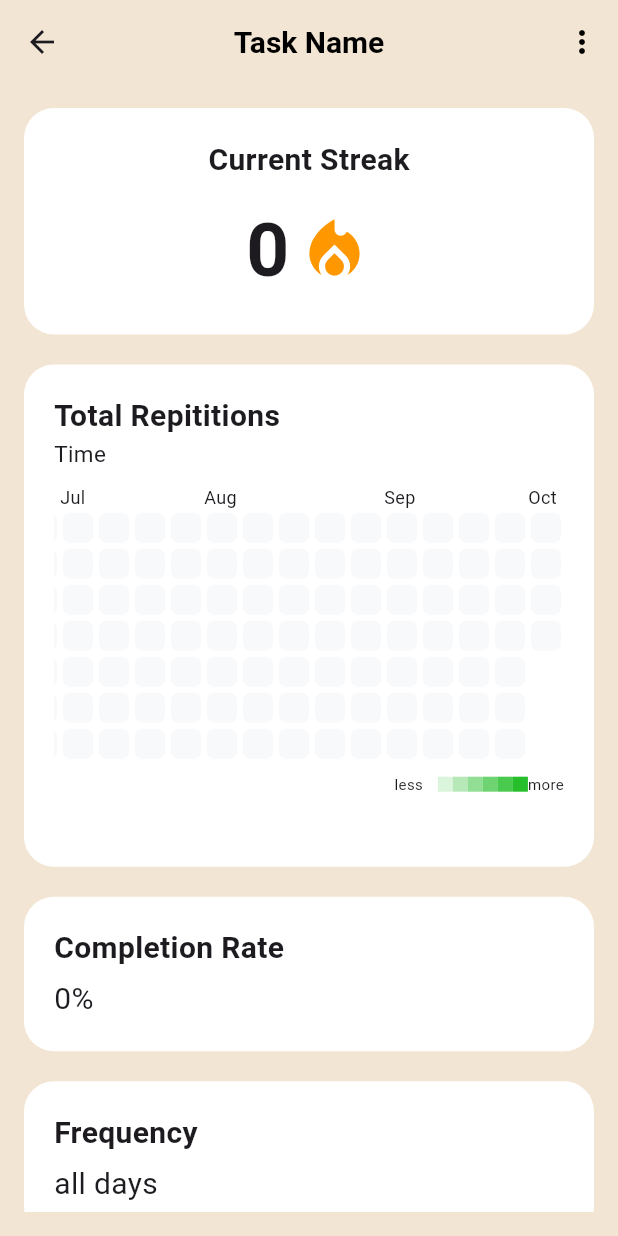
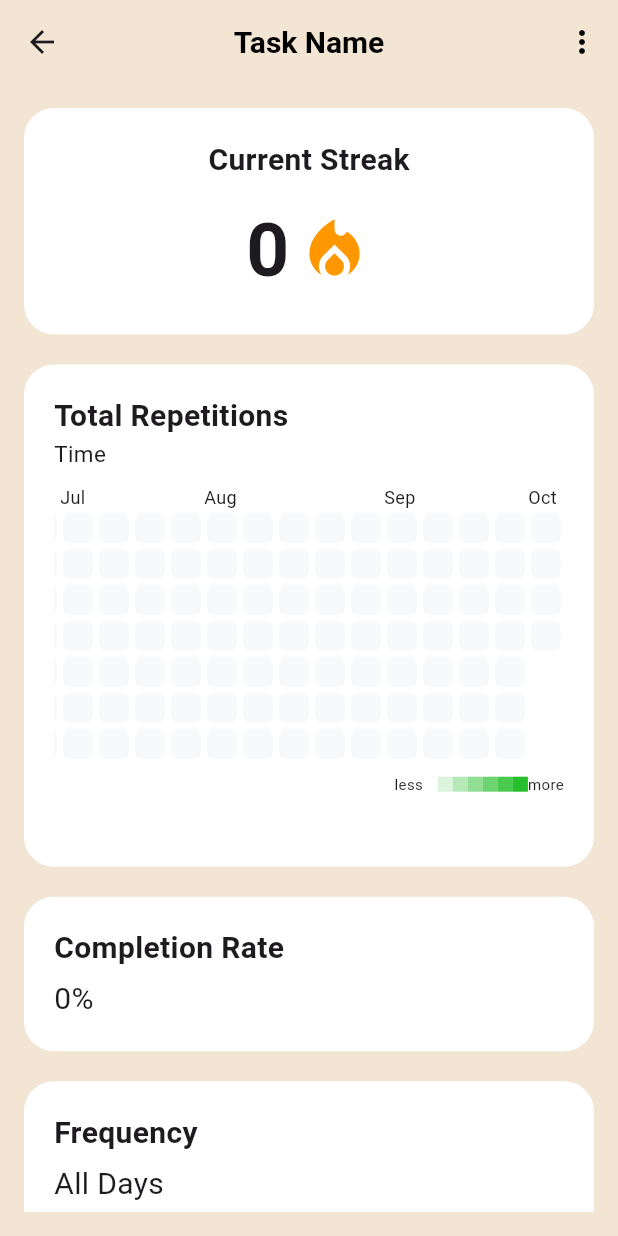
Before and after one commit to nahian00777/Streak-Push, a Flutter app: the TaskPage screen opened directly, on a phone screen of 412 x 824 dp. Run offline on Flutter 3.47's test engine with Material 3 defaults, Android fonts, the phone set to English and light mode, and no system bars; drawn by our look-alikes of flutter_heatmap_calendar; our stand-ins replace emoji_picker_flutter, get; Roboto replaces fonts that are missing (Times New Roman).

Commit message:
minor tweaks

```diff
--- a/lib/main.dart
+++ b/lib/main.dart
@@ -4,8 +4,12 @@ import 'package:get/get_navigation/src/root/get_material_app.dart';
 import 'package:streak_push/controller/animation_controller.dart';
 import 'package:streak_push/screens/wrapper/main_wrapper.dart';
 
+import 'controller/create_habit_controller.dart';
+
 void main() {
   Get.put(AnimeController());
+  Get.put(MainWrapperController());
+  Get.put(CreateHabitController());
   runApp(MyApp());
 }
 
@@ -22,7 +26,6 @@ class MyApp extends StatelessWidget {
         useMaterial3: true,
       ),
       home: MainWrapper(),
-
     );
   }
 }
--- a/lib/screens/pages/create_custom_habit_page.dart
+++ b/lib/screens/pages/create_custom_habit_page.dart
@@ -307,6 +307,7 @@ class CreateNewHabitPage extends GetView<CreateHabitController> {
                         child: ElevatedButton(
                           onPressed: () {
                             // Pushing Data to the Database
+                            controller.reset();
                             Get.offAll(MyHomePage());
                           },
                           style: ElevatedButton.styleFrom(
--- a/lib/screens/pages/task_page.dart
+++ b/lib/screens/pages/task_page.dart
@@ -10,7 +10,8 @@ class TaskPage extends StatelessWidget {
   @override
   Widget build(BuildContext context) {
     String taskName = "Task Name";
-    int streakDays = 0;
+    int streakDays = 0; // Ideally, this should come from a reactive variable or a state management solution
+
     return Scaffold(
       backgroundColor: primaryColor,
       appBar: AppBar(
@@ -73,8 +74,27 @@ class TaskPage extends StatelessWidget {
         padding: const EdgeInsets.all(16.0),
         child: ListView(
           children: [
-            // Steak Container
-            Container(
+            _buildStreakContainer(streakDays),
+            SizedBox(height: 20),
+            _buildTotalRepetitions(),
+            SizedBox(height: 20),
+            _buildCompletionRate(),
+            SizedBox(height: 20),
+            _buildFrequency(),
+            SizedBox(height: 20),
+            _buildReminder(),
+            SizedBox(height: 20),
+            _buildHabitCreatedOn(),
+            SizedBox(height: 20),
+          ],
+        ),
+      ),
+    );
+  }
+
+  // Widget to build the Current Streak section
+  Widget _buildStreakContainer(int streakDays) {
+    return Container(
       decoration: BoxDecoration(
         color: Colors.white,
         borderRadius: BorderRadius.circular(20),
@@ -102,16 +122,17 @@ class TaskPage extends StatelessWidget {
                 ),
               ),
               SizedBox(width: 5),
-                      Icon(Icons.local_fire_department,
-                          size: 50, color: Colors.orange),
+              Icon(Icons.local_fire_department, size: 50, color: Colors.orange),
             ],
           ),
         ],
       ),
-            ),
-            SizedBox(height: 20),
-            // Total Repititions
-            Container(
+    );
+  }
+
+  // Widget to build Total Repetitions section
+  Widget _buildTotalRepetitions() {
+    return Container(
       decoration: BoxDecoration(
         color: Colors.white,
         borderRadius: BorderRadius.circular(20),
@@ -121,7 +142,7 @@ class TaskPage extends StatelessWidget {
         crossAxisAlignment: CrossAxisAlignment.start,
         children: [
           Text(
-                    'Total Repititions',
+            'Total Repetitions',
             style: TextStyle(
               fontSize: 20,
               fontWeight: FontWeight.bold,
@@ -138,10 +159,12 @@ class TaskPage extends StatelessWidget {
           SizedBox(height: 20),
         ],
       ),
-            ),
-            SizedBox(height: 20),
-            // Completion Rate
-            Container(
+    );
+  }
+
+  // Widget to build Completion Rate section
+  Widget _buildCompletionRate() {
+    return Container(
       decoration: BoxDecoration(
         color: Colors.white,
         borderRadius: BorderRadius.circular(20),
@@ -166,10 +189,12 @@ class TaskPage extends StatelessWidget {
           ),
         ],
       ),
-            ),
-            SizedBox(height: 20),
-            // Frequency
-            Container(
+    );
+  }
+
+  // Widget to build Frequency section
+  Widget _buildFrequency() {
+    return Container(
       decoration: BoxDecoration(
         color: Colors.white,
         borderRadius: BorderRadius.circular(20),
@@ -187,17 +212,19 @@ class TaskPage extends StatelessWidget {
           ),
           SizedBox(height: 5),
           Text(
-                    'all days',
+            'All Days',
             style: TextStyle(
               fontSize: 20,
             ),
           ),
         ],
       ),
-            ),
-            SizedBox(height: 20),
-            // Reminder
-            Container(
+    );
+  }
+
+  // Widget to build Reminder section
+  Widget _buildReminder() {
+    return Container(
       decoration: BoxDecoration(
         color: Colors.white,
         borderRadius: BorderRadius.circular(20),
@@ -222,10 +249,12 @@ class TaskPage extends StatelessWidget {
           ),
         ],
       ),
-            ),
-            SizedBox(height: 20),
-            // Habit Created On
-            Container(
+    );
+  }
+
+  // Widget to build Habit Created On section
+  Widget _buildHabitCreatedOn() {
+    return Container(
       decoration: BoxDecoration(
         color: Colors.white,
         borderRadius: BorderRadius.circular(20),
@@ -250,11 +279,6 @@ class TaskPage extends StatelessWidget {
           ),
         ],
       ),
-            ),
-            SizedBox(height: 20),
-          ],
-        ),
-      ),
     );
   }
 }
--- a/pubspec.yaml
+++ b/pubspec.yaml
@@ -29,6 +29,7 @@ environment:
 # versions available, run `flutter pub outdated`.
 dependencies:
   intl: ^0.19.0
+  sqflite: ^2.3.3+1
   emoji_picker_flutter: ^3.0.0
   flutter_heatmap_calendar: ^1.0.5
   get: ^4.6.6
```
Also changed, not shown: lib/controller/animation_controller.dart (+8 -0 lines), lib/controller/create_habit_controller.dart (+8 -0 lines), lib/screens/pages/home_page.dart (+9 -4 lines), lib/screens/widgets/custom_tile_home_page.dart (+10 -18 lines), pubspec.lock, 1 other file. Lines whose indentation alone changed are shown as unchanged.
